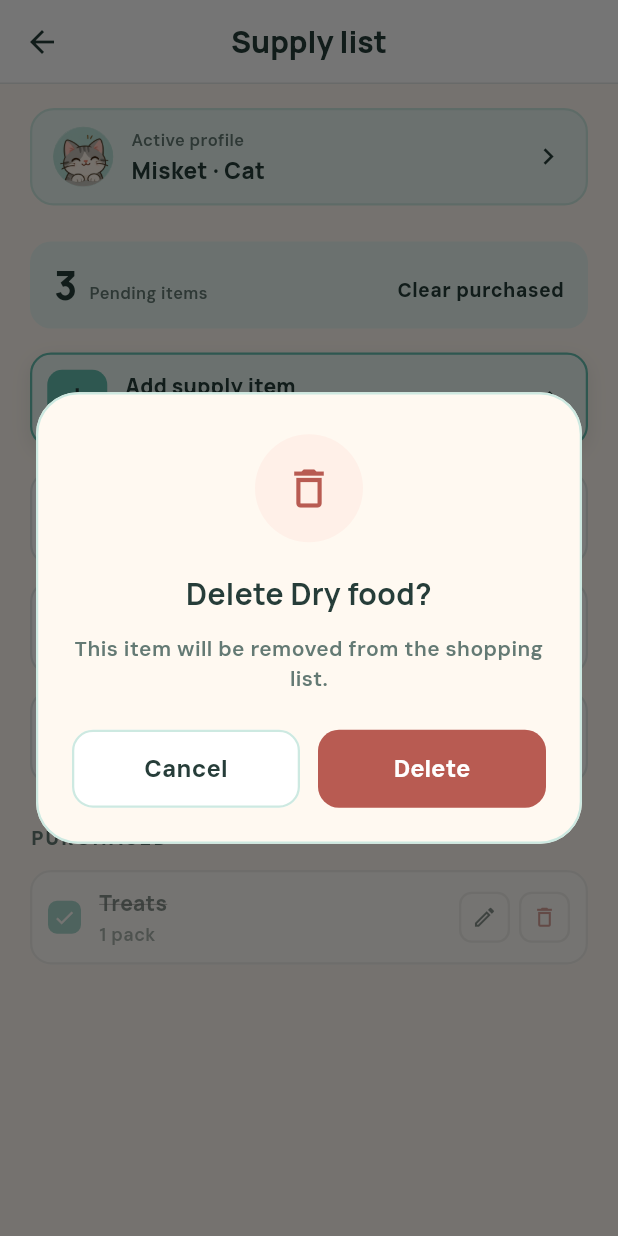
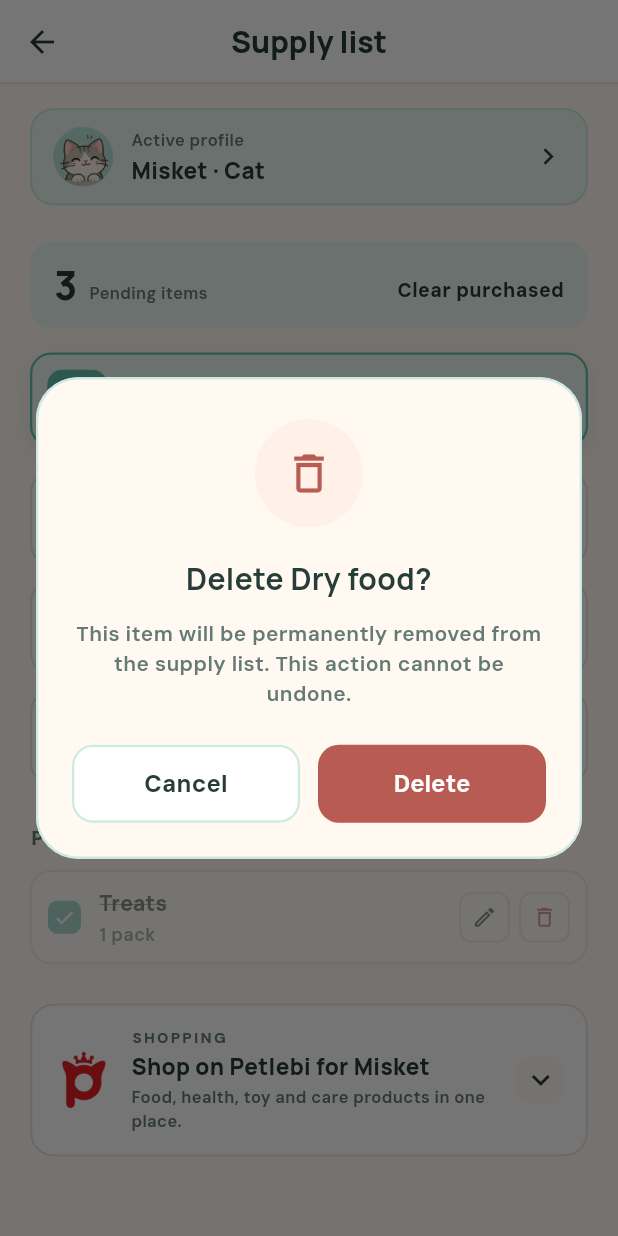
Before and after one commit to betlm/cs310-project, a Flutter app: the SupplyListScreen screen opened by its route, after a tap on the "delete outline" icon, on a phone screen of 412 x 824 dp. Run offline on Flutter 3.47's test engine with Material 3 defaults, Android fonts, the phone set to English and light mode, and no system bars; our stand-ins replace image_picker.

Commit message:
Add Petlebi shopping card and update supply delete message

```diff
--- a/lib/screens/supplies/supply_list_screen.dart
+++ b/lib/screens/supplies/supply_list_screen.dart
@@ -11,6 +11,7 @@ import '../../widgets/confirm_dialog.dart';
 import '../../widgets/empty_state.dart';
 import '../../widgets/pet_switcher_sheet.dart';
 import '../../widgets/square_icon_button.dart';
+import 'widgets/petlebi_card.dart';
 
 
 /// Shopping list of the active pet: pending items first then the purchased ones
@@ -51,7 +52,7 @@ class _SupplyListScreenState extends State<SupplyListScreen> {
     final ok = await showConfirmDialog(
       context: context,
       title: 'Delete ${item.name}?',
-      message: 'This item will be removed from the shopping list.',
+      message: 'This item will be permanently removed from the supply list. This action cannot be undone.',
       confirmText: 'Delete',
     );
 
@@ -156,6 +157,10 @@ class _SupplyListScreenState extends State<SupplyListScreen> {
         );
       }
     }
+
+    // Petlebi shopping card, always at the bottom of the list
+    children.add(const SizedBox(height: AppSpacing.md));
+    children.add(PetlebiCard(pet: pet));
 
     return Scaffold(
       backgroundColor: AppColors.background,
--- /dev/null
+++ b/lib/screens/supplies/widgets/petlebi_card.dart
@@ -0,0 +1,293 @@
+import 'package:flutter/material.dart';
+import 'package:url_launcher/url_launcher.dart';
+
+import '../../../models/pet.dart';
+import '../../../theme/app_colors.dart';
+import '../../../theme/app_spacing.dart';
+import '../../../utils/petlebi_links.dart';
+
+/// "Shop on Petlebi" card on the Supply list.
+class PetlebiCard extends StatefulWidget {
+  final Pet pet;
+
+  const PetlebiCard({super.key, required this.pet});
+
+  @override
+  State<PetlebiCard> createState() => _PetlebiCardState();
+}
+
+class _PetlebiCardState extends State<PetlebiCard> {
+  bool _expanded = false;
+
+  /// Opens a Petlebi page in the browser
+  Future<void> _open(String url) async {
+    var opened = false;
+    try {
+      opened = await launchUrl(
+        Uri.parse(url),
+        mode: LaunchMode.externalApplication,
+      );
+    } catch (e) {
+      opened = false;
+    }
+
+    if (!opened && mounted) {
+      ScaffoldMessenger.of(context).showSnackBar(
+        const SnackBar(content: Text('Could not open Petlebi.')),
+      );
+    }
+  }
+
+  @override
+  Widget build(BuildContext context) {
+    final links = petlebiLinksFor(widget.pet.species);
+    final isFish = widget.pet.species == PetSpecies.fish;
+
+    final children = <Widget>[
+      // Header
+      GestureDetector(
+        onTap: () {
+          setState(() {
+            _expanded = !_expanded;
+          });
+        },
+        child: Container(
+          color: Colors.transparent,
+          child: Row(
+            children: [
+              Image.asset(
+                'assets/images/petlebi_logo.png',
+                width: 40,
+                height: 40,
+              ),
+              const SizedBox(width: 12),
+              Expanded(
+                child: Column(
+                  crossAxisAlignment: CrossAxisAlignment.start,
+                  children: [
+                    const Text(
+                      'SHOPPING',
+                      style: TextStyle(
+                        fontSize: 10,
+                        fontWeight: FontWeight.w800,
+                        letterSpacing: 1.5,
+                        color: AppColors.secondaryText,
+                      ),
+                    ),
+                    const SizedBox(height: 2),
+                    Text(
+                      'Shop on Petlebi for ${widget.pet.name}',
+                      overflow: TextOverflow.ellipsis,
+                      style: const TextStyle(
+                        fontFamily: 'Manrope',
+                        fontSize: 15,
+                        fontWeight: FontWeight.w800,
+                        color: AppColors.darkGreen,
+                      ),
+                    ),
+                    const SizedBox(height: 2),
+                    const Text(
+                      'Food, health, toy and care products in one place.',
+                      style: TextStyle(
+                        fontSize: 11,
+                        fontWeight: FontWeight.w600,
+                        color: AppColors.secondaryText,
+                      ),
+                    ),
+                  ],
+                ),
+              ),
+              const SizedBox(width: AppSpacing.sm),
+              Container(
+                width: 32,
+                height: 32,
+                decoration: BoxDecoration(
+                  color: AppColors.background,
+                  borderRadius: BorderRadius.circular(10),
+                ),
+                child: Icon(
+                  _expanded ? Icons.expand_less : Icons.expand_more,
+                  color: AppColors.darkGreen,
+                ),
+              ),
+            ],
+          ),
+        ),
+      ),
+    ];
+
+    // Categories, button and note only when the card is open
+    if (_expanded) {
+      children.add(const SizedBox(height: 14));
+      children.add(
+        Row(
+          children: [
+            Expanded(
+              child: _CategoryTile(
+                icon: Icons.restaurant_outlined,
+                iconBackground: AppColors.speciesDog,
+                title: 'Food',
+                subtitle: 'Dry and wet food',
+                onTap: () => _open(links.food),
+              ),
+            ),
+            const SizedBox(width: 10),
+            Expanded(
+              child: _CategoryTile(
+                icon: Icons.favorite_border,
+                iconBackground: AppColors.dangerLight,
+                title: 'Health',
+                subtitle: 'Vitamins and care',
+                onTap: () => _open(links.health),
+              ),
+            ),
+          ],
+        ),
+      );
+      children.add(const SizedBox(height: 10));
+      children.add(
+        Row(
+          children: [
+            Expanded(
+              child: _CategoryTile(
+                icon: isFish ? Icons.water_outlined : Icons.toys_outlined,
+                iconBackground: AppColors.lightMint,
+                title: isFish ? 'Decor' : 'Toys',
+                subtitle: isFish ? 'Aquarium design' : 'Play and fun',
+                onTap: () => _open(links.toys),
+              ),
+            ),
+            const SizedBox(width: 10),
+            Expanded(
+              child: _CategoryTile(
+                icon: Icons.cleaning_services_outlined,
+                iconBackground: AppColors.speciesHamster,
+                title: 'Care',
+                subtitle: 'Cleaning and hygiene',
+                onTap: () => _open(links.care),
+              ),
+            ),
+          ],
+        ),
+      );
+      children.add(const SizedBox(height: 14));
+      children.add(
+        ElevatedButton.icon(
+          onPressed: () => _open(links.home),
+          icon: const Icon(Icons.open_in_new, size: 18),
+          label: const Text('Go to Petlebi'),
+          style: ElevatedButton.styleFrom(
+            backgroundColor: AppColors.darkGreen,
+            foregroundColor: AppColors.white,
+            elevation: 0,
+            minimumSize: const Size(double.infinity, 46),
+            shape: RoundedRectangleBorder(
+              borderRadius: BorderRadius.circular(12),
+            ),
+            textStyle: const TextStyle(
+              fontFamily: 'DM Sans',
+              fontSize: 14,
+              fontWeight: FontWeight.w800,
+            ),
+          ),
+        ),
+      );
+      children.add(const SizedBox(height: AppSpacing.sm));
+      children.add(
+        const Text(
+          'Opens petlebi.com in your browser. Prices and stock are shown on Petlebi.',
+          textAlign: TextAlign.center,
+          style: TextStyle(
+            fontSize: 10,
+            fontWeight: FontWeight.w600,
+            color: AppColors.secondaryText,
+          ),
+        ),
+      );
+    }
+
+    return Container(
+      padding: const EdgeInsets.all(14),
+      decoration: BoxDecoration(
+        color: AppColors.white,
+        borderRadius: BorderRadius.circular(16),
+        border: Border.all(color: AppColors.cardBorder, width: 1.5),
+      ),
+      child: Column(
+        crossAxisAlignment: CrossAxisAlignment.stretch,
+        children: children,
+      ),
+    );
+  }
+}
+
+/// One category box
+class _CategoryTile extends StatelessWidget {
+  final IconData icon;
+  final Color iconBackground;
+  final String title;
+  final String subtitle;
+  final VoidCallback onTap;
+
+  const _CategoryTile({
+    required this.icon,
+    required this.iconBackground,
+    required this.title,
+    required this.subtitle,
+    required this.onTap,
+  });
+
+  @override
+  Widget build(BuildContext context) {
+    return GestureDetector(
+      onTap: onTap,
+      child: Container(
+        padding: const EdgeInsets.all(10),
+        decoration: BoxDecoration(
+          color: AppColors.background,
+          borderRadius: BorderRadius.circular(12),
+          border: Border.all(color: AppColors.cardBorder),
+        ),
+        child: Row(
+          children: [
+            Container(
+              width: 34,
+              height: 34,
+              decoration: BoxDecoration(
+                color: iconBackground,
+                borderRadius: BorderRadius.circular(10),
+              ),
+              child: Icon(icon, size: 18, color: AppColors.darkGreen),
+            ),
+            const SizedBox(width: 8),
+            Expanded(
+              child: Column(
+                crossAxisAlignment: CrossAxisAlignment.start,
+                children: [
+                  Text(
+                    title,
+                    overflow: TextOverflow.ellipsis,
+                    style: const TextStyle(
+                      fontSize: 13,
+                      fontWeight: FontWeight.w800,
+                      color: AppColors.darkGreen,
+                    ),
+                  ),
+                  Text(
+                    subtitle,
+                    overflow: TextOverflow.ellipsis,
+                    style: const TextStyle(
+                      fontSize: 10,
+                      fontWeight: FontWeight.w600,
+                      color: AppColors.secondaryText,
+                    ),
+                  ),
+                ],
+              ),
+            ),
+          ],
+        ),
+      ),
+    );
+  }
+}
--- /dev/null
+++ b/lib/utils/petlebi_links.dart
@@ -0,0 +1,74 @@
+import '../models/pet.dart';
+
+/// Petlebi pages for one kind of pet: the main page of the section
+/// and four category pages shown on the Supply list.
+class PetlebiLinks {
+  final String home;
+  final String food;
+  final String health;
+  final String toys;
+  final String care;
+
+  const PetlebiLinks({
+    required this.home,
+    required this.food,
+    required this.health,
+    required this.toys,
+    required this.care,
+  });
+}
+
+/// Returns the Petlebi pages that match the pet's species.
+/// Rabbits and hamsters share the rodent section, fish use the aquarium.
+PetlebiLinks petlebiLinksFor(PetSpecies species) {
+  switch (species) {
+    case PetSpecies.cat:
+      return const PetlebiLinks(
+        home: 'https://www.petlebi.com/kedi-urunleri',
+        food: 'https://www.petlebi.com/kedi-mamasi',
+        health: 'https://www.petlebi.com/kedi-vitamin-ve-ek-besinleri',
+        toys: 'https://www.petlebi.com/kedi-oyuncaklari',
+        care: 'https://www.petlebi.com/kedi-bakim-urunleri',
+      );
+    case PetSpecies.dog:
+      return const PetlebiLinks(
+        home: 'https://www.petlebi.com/kopek-urunleri',
+        food: 'https://www.petlebi.com/kopek-mamasi',
+        health: 'https://www.petlebi.com/kopek-vitamin-ve-ek-besini',
+        toys: 'https://www.petlebi.com/kopek-oyuncaklari',
+        care: 'https://www.petlebi.com/kopek-bakim-urunleri',
+      );
+    case PetSpecies.bird:
+      return const PetlebiLinks(
+        home: 'https://www.petlebi.com/kus-urunleri',
+        food: 'https://www.petlebi.com/kus-yemleri',
+        health: 'https://www.petlebi.com/kus-vitaminleri-saglik-urunleri',
+        toys: 'https://www.petlebi.com/kus-oyuncaklari',
+        care: 'https://www.petlebi.com/kus-bakim-urunleri',
+      );
+    case PetSpecies.rabbit:
+      return const PetlebiLinks(
+        home: 'https://www.petlebi.com/kemirgen-urunleri',
+        food: 'https://www.petlebi.com/tavsan-yemi',
+        health: 'https://www.petlebi.com/tavsan-kemirme-tasi',
+        toys: 'https://www.petlebi.com/tavsan-oyuncaklari',
+        care: 'https://www.petlebi.com/tavsan-leke-ve-koku-gidericiler',
+      );
+    case PetSpecies.hamster:
+      return const PetlebiLinks(
+        home: 'https://www.petlebi.com/kemirgen-urunleri',
+        food: 'https://www.petlebi.com/hamster-yemi',
+        health: 'https://www.petlebi.com/hamster-kemirme-tasi',
+        toys: 'https://www.petlebi.com/hamster-oyuncaklari',
+        care: 'https://www.petlebi.com/hamster-petshop-urunleri',
+      );
+    case PetSpecies.fish:
+      return const PetlebiLinks(
+        home: 'https://www.petlebi.com/akvaryum-urunleri',
+        food: 'https://www.petlebi.com/balik-yemleri',
+        health: 'https://www.petlebi.com/akvaryum-tedavi-urunleri',
+        toys: 'https://www.petlebi.com/akvaryum-tasarim-dekor',
+        care: 'https://www.petlebi.com/akvaryum-filtreleri',
+      );
+  }
+}
--- a/pubspec.yaml
+++ b/pubspec.yaml
@@ -35,6 +35,7 @@ dependencies:
   # Use with the CupertinoIcons class for iOS style icons.
   cupertino_icons: ^1.0.8
   image_picker: ^1.2.4
+  url_launcher: ^6.3.3
 
 dev_dependencies:
   flutter_test:
```
Also changed, not shown: assets/images/petlebi_logo.png (added), pubspec.lock, 5 other files.
